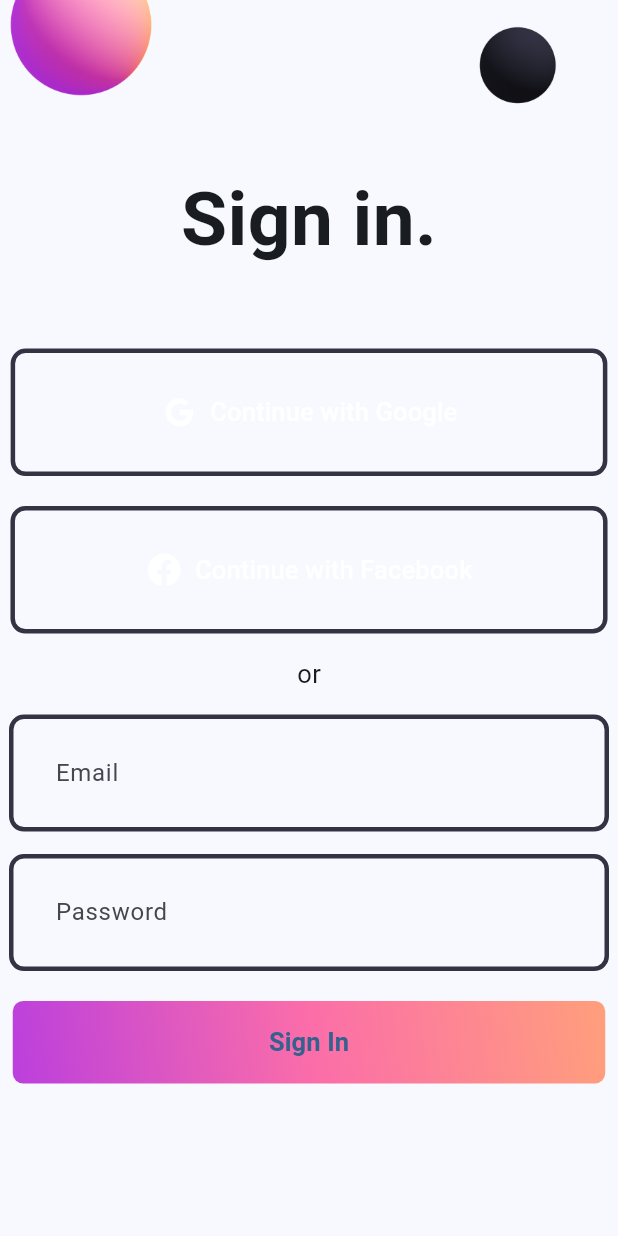
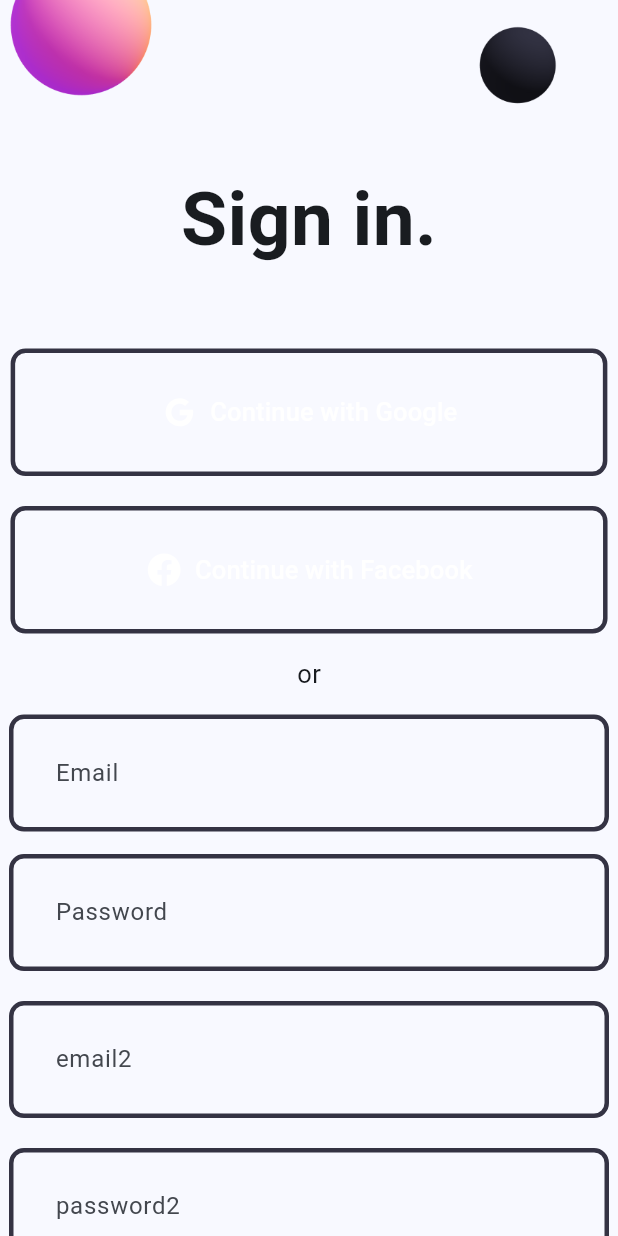
Before and after one commit to MichaelHiszpanski/bloc_tutorial, a Flutter app: the screen it shows after launch, item 4 of the bottom bar chosen, on a phone screen of 412 x 824 dp. Run offline on Flutter 3.47's test engine with Material 3 defaults, Android fonts, the phone set to English and light mode, and no system bars; our stand-ins replace bloc, equatable, flutter_bloc, flutter_svg.

Commit message:
validation for sign-in form

```diff
--- a/lib/sign_in_app/bloc/auth_state.dart
+++ b/lib/sign_in_app/bloc/auth_state.dart
@@ -18,8 +18,14 @@ final class AuthSuccess extends AuthState {
 
 final class AuthFailure extends AuthState {
   final String error;
+  final List<String> emailErrors;
+  final List<String> passwordErrors;
 
-  AuthFailure(this.error);
+  AuthFailure({
+    required this.error,
+    this.emailErrors = const [],
+    this.passwordErrors = const [],
+  });
   @override
   List<Object?> get props => [error];
 }
--- a/lib/sign_in_app/login_page.dart
+++ b/lib/sign_in_app/login_page.dart
@@ -1,3 +1,4 @@
+import 'package:bloc_tutorial/components/custom_text_input.dart';
 import 'package:bloc_tutorial/home_page.dart';
 import 'package:bloc_tutorial/sign_in_app/bloc/auth_bloc.dart';
 import 'package:bloc_tutorial/sign_in_app/components/gradient_button.dart';
@@ -80,6 +81,19 @@ class _LoginScreenState extends State<LoginScreen> {
                     controller: passwordController,
                   ),
                   const SizedBox(height: 20),
+                  CustomTextInput(
+                    hintText: 'email2',
+                    controller: emailController,
+                    errorMessages:
+                        state is AuthFailure ? state.emailErrors : [],
+                  ),
+                  const SizedBox(height: 20),
+                  CustomTextInput(
+                      hintText: 'password2',
+                      controller: passwordController,
+                      errorMessages:
+                          state is AuthFailure ? state.passwordErrors : []),
+                  const SizedBox(height: 20),
                   GradientButton(
                     onPressed: () {
                       context.read<AuthBloc>().add(AuthLoginRequested(
```
Also changed, not shown: lib/sign_in_app/bloc/auth_bloc.dart (+15 -6 lines), 1 other file.
